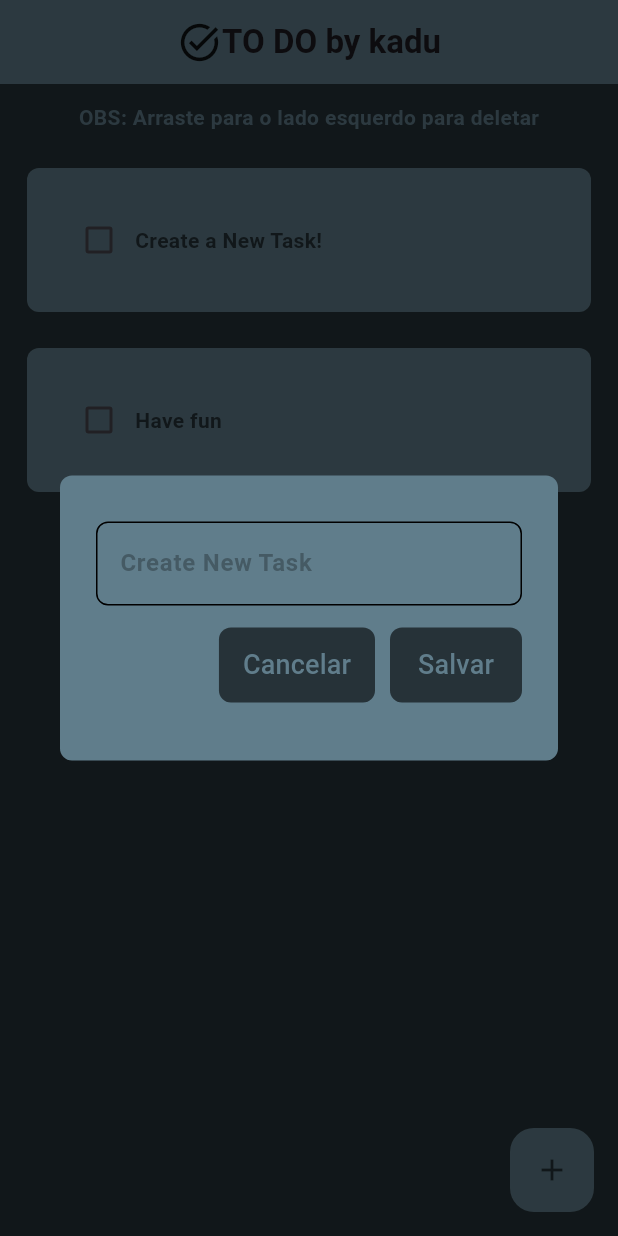
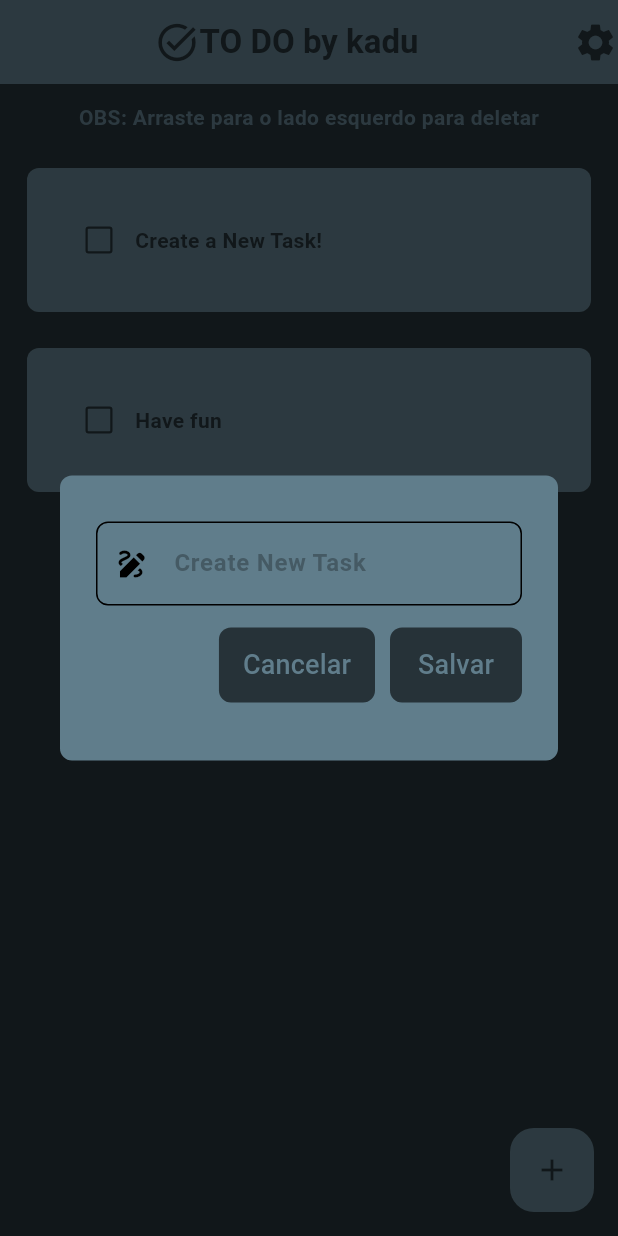
Before and after one commit to kadu-pudin/TODO-app, a Flutter app: the screen it shows after launch, after a tap on the "add" icon, on a phone screen of 412 x 824 dp. Run offline on Flutter 3.47's test engine with Material 3 defaults, Android fonts, the phone set to English and light mode, and no system bars; drawn by our look-alikes of flutter_slidable; our stand-ins replace hive_flutter; accounts and stored records are empty.

Commit message:
some updates

```diff
--- a/todo_app/lib/pages/homepage.dart
+++ b/todo_app/lib/pages/homepage.dart
@@ -71,14 +71,18 @@ class _HomePageState extends State<HomePage> {
       appBar: AppBar(
         backgroundColor: Colors.blueGrey,
         elevation: 0.0,
-        iconTheme: IconThemeData(size: 30),
+        iconTheme: IconThemeData(size: 30, color: Colors.blueGrey[900]),
+        actions: [
+          Icon(Icons.settings),
+        ],
         title: Row(
           mainAxisAlignment: MainAxisAlignment.center,
           children: [
             Icon(Icons.task_alt),
             Text(
               "TO DO by kadu",
-              style: TextStyle(fontWeight: FontWeight.bold),
+              style: TextStyle(
+                  color: Colors.blueGrey[900], fontWeight: FontWeight.bold),
             ),
           ],
         ),
--- a/todo_app/lib/utilities/dialog_box.dart
+++ b/todo_app/lib/utilities/dialog_box.dart
@@ -32,6 +32,8 @@ class DialogBox extends StatelessWidget {
                   borderRadius: BorderRadius.circular(8),
                   borderSide: BorderSide(color: Colors.black),
                 ),
+                prefixIcon: Icon(Icons.draw),
+                prefixIconColor: Colors.black,
                 enabledBorder: OutlineInputBorder(
                   borderRadius: BorderRadius.circular(8),
                   borderSide: BorderSide(color: Colors.black),
--- a/todo_app/lib/utilities/todo_tile.dart
+++ b/todo_app/lib/utilities/todo_tile.dart
@@ -7,7 +7,7 @@ class ToDoTile extends StatelessWidget {
   final bool taskCompleted;
   final Function(bool?)? onChanged;
   final Function(BuildContext)? deleteFunction;
-  ToDoDatabase db = ToDoDatabase();
+  final ToDoDatabase db = ToDoDatabase();
 
   ToDoTile(
       {super.key,
@@ -24,10 +24,19 @@ class ToDoTile extends StatelessWidget {
         borderRadius: BorderRadius.circular(8),
         child: Slidable(
           endActionPane: ActionPane(motion: StretchMotion(), children: [
-            SlidableAction(
+            CustomSlidableAction(
               onPressed: deleteFunction,
-              icon: Icons.delete,
+              child: Column(
+                  mainAxisAlignment: MainAxisAlignment.center,
+                  children: [
+                    Icon(
+                      Icons.delete,
+                      size: 20,
+                      color: Colors.black54,
+                    ),
+                  ]),
               backgroundColor: Colors.redAccent,
+              foregroundColor: Colors.black,
             )
           ]),
           child: Container(
@@ -38,8 +47,9 @@ class ToDoTile extends StatelessWidget {
                 Checkbox(
                   value: taskCompleted,
                   onChanged: onChanged,
-                  activeColor: Colors.blueGrey[900],
+                  activeColor: Colors.blueGrey.shade900,
                   checkColor: Colors.blueGrey,
+                  side: BorderSide(color: Colors.blueGrey.shade900, width: 1.5),
                 ),
                 Text(
                   taskName,
--- a/todo_app/pubspec.yaml
+++ b/todo_app/pubspec.yaml
@@ -23,7 +23,7 @@ dev_dependencies:
   build_runner: ^2.1.11
 
 flutter_launcher_icons:
-  image_path: "assets/icon/icon.jpg"
+  image_path: "assets/icon/icon.png"
   android: true
 
 flutter:
```
Also changed, not shown: todo_app/assets/icon/icon.png (added), 2 other files.
